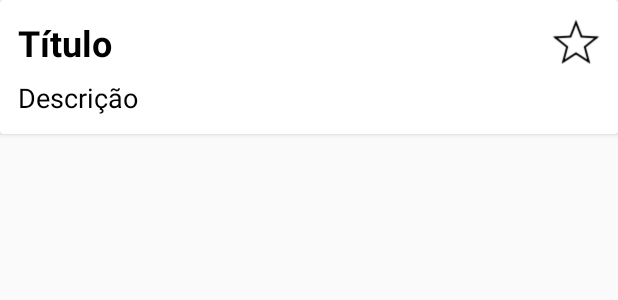
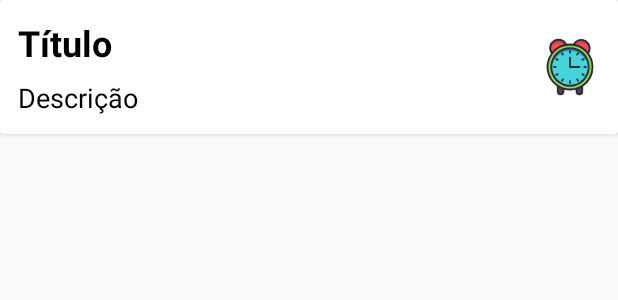
Before and after one commit to williamzabot/NotasColoridas, an Android app: the layout item_note.xml on its own in the app's theme, with its tools: preview values and no code run, on a phone screen of 412 x 824 dp. Shown: the top 300 px of the screen. Run offline under Robolectric (Android 15) with nearby library versions, the phone set to English and light mode, and no system bars.

Commit message:
versao 2

```diff
--- a/app/src/main/java/com/williamzabot/notascoloridas/data/db/entity/Note.kt
+++ b/app/src/main/java/com/williamzabot/notascoloridas/data/db/entity/Note.kt
@@ -12,6 +12,6 @@ data class Note(
     val id: Long = 0,
     val title: String,
     var description: String,
-    var favorite: Boolean = false,
-    var color: String
+    var color: String,
+    val date: String?
 ) : Parcelable
--- a/app/src/main/java/com/williamzabot/notascoloridas/repository/NoteRepository.kt
+++ b/app/src/main/java/com/williamzabot/notascoloridas/repository/NoteRepository.kt
@@ -4,9 +4,9 @@ import com.williamzabot.notascoloridas.data.db.entity.Note
 
 interface NoteRepository {
 
-    suspend fun insertNote(title : String, description : String, favorite : Boolean, color : String): Long
+    suspend fun insertNote(title : String, description : String, color : String, date : String?): Long
 
-    suspend fun updateNote(id: Long, title : String, description : String, favorite : Boolean, color : String)
+    suspend fun updateNote(id: Long, title : String, description : String, color : String, date : String?)
 
     suspend fun deleteNote(id: Long)
 
--- a/app/src/main/java/com/williamzabot/notascoloridas/ui/colors/ColorsAdapter.kt
+++ b/app/src/main/java/com/williamzabot/notascoloridas/ui/colors/ColorsAdapter.kt
@@ -4,11 +4,11 @@ import android.content.Context
 import android.view.LayoutInflater
 import android.view.View
 import android.view.ViewGroup
+import android.widget.Button
 import androidx.recyclerview.widget.RecyclerView
 import com.williamzabot.notascoloridas.R
 import com.williamzabot.notascoloridas.extensions.transformDrawable
 import com.williamzabot.notascoloridas.ui.colors.model.Color
-import kotlinx.android.synthetic.main.item_color.view.*
 
 class ColorsAdapter(
     private val colors: List<Color>,
@@ -31,7 +31,7 @@ class ColorsAdapter(
 
 
     inner class ColorViewHolder(itemView: View) : RecyclerView.ViewHolder(itemView) {
-        private val colorButton = itemView.color_button
+        private val colorButton = itemView.findViewById<Button>(R.id.color_button)
 
         fun bind(color: Color) {
             colorButton.background = transformDrawable(context, color.drawableCircle)
--- a/app/src/main/java/com/williamzabot/notascoloridas/ui/main/MainActivity.kt
+++ b/app/src/main/java/com/williamzabot/notascoloridas/ui/main/MainActivity.kt
@@ -2,22 +2,24 @@ package com.williamzabot.notascoloridas.ui.main
 
 import android.os.Bundle
 import androidx.appcompat.app.AppCompatActivity
+import androidx.appcompat.widget.Toolbar
 import androidx.navigation.NavController
 import androidx.navigation.fragment.NavHostFragment
 import androidx.navigation.ui.AppBarConfiguration
 import androidx.navigation.ui.navigateUp
 import androidx.navigation.ui.setupActionBarWithNavController
 import com.williamzabot.notascoloridas.R
-import kotlinx.android.synthetic.main.activity_main.*
 
 class MainActivity : AppCompatActivity() {
     private lateinit var navController: NavController
     private lateinit var appBarConfiguration: AppBarConfiguration
+    private lateinit var mAppToolbar: Toolbar
 
     override fun onCreate(savedInstanceState: Bundle?) {
         super.onCreate(savedInstanceState)
         setContentView(R.layout.activity_main)
-        setSupportActionBar(app_toolbar)
+        mAppToolbar = findViewById(R.id.app_toolbar)
+        setSupportActionBar(mAppToolbar)
         val navHost =
             supportFragmentManager.findFragmentById(R.id.fragment_container) as NavHostFragment
         navController = navHost.navController
--- /dev/null
+++ b/app/src/main/res/drawable/ic_clock.xml
@@ -0,0 +1,78 @@
+<vector xmlns:android="http://schemas.android.com/apk/res/android"
+    android:width="64dp"
+    android:height="64dp"
+    android:viewportWidth="64"
+    android:viewportHeight="64">
+  <path
+      android:pathData="M19,51h6a0,0 0,0 1,0 0v7a3,3 0,0 1,-3 3h0a3,3 0,0 1,-3 -3V51A0,0 0,0 1,19 51Z"
+      android:fillColor="#5c3b51"/>
+  <path
+      android:pathData="M39,51h6a0,0 0,0 1,0 0v7a3,3 0,0 1,-3 3h0a3,3 0,0 1,-3 -3V51A0,0 0,0 1,39 51Z"
+      android:fillColor="#5c3b51"/>
+  <path
+      android:pathData="M20,12m-9,0a9,9 0,1 1,18 0a9,9 0,1 1,-18 0"
+      android:fillColor="#f74b50"/>
+  <path
+      android:pathData="M20,6a9,9 0,0 1,8.87 7.5A9.29,9.29 0,0 0,29 12a9,9 0,0 0,-18 0,9.29 9.29,0 0,0 0.13,1.5A9,9 0,0 1,20 6Z"
+      android:fillColor="#d13f44"/>
+  <path
+      android:pathData="M44,12m-9,0a9,9 0,1 1,18 0a9,9 0,1 1,-18 0"
+      android:fillColor="#f74b50"/>
+  <path
+      android:pathData="M44,6a9,9 0,0 1,8.87 7.5A9.29,9.29 0,0 0,53 12a9,9 0,0 0,-18 0,9.29 9.29,0 0,0 0.13,1.5A9,9 0,0 1,44 6Z"
+      android:fillColor="#d13f44"/>
+  <path
+      android:pathData="M32,32m-24,0a24,24 0,1 1,48 0a24,24 0,1 1,-48 0"
+      android:fillColor="#8bd94f"/>
+  <path
+      android:pathData="M32,32m-20,0a20,20 0,1 1,40 0a20,20 0,1 1,-40 0"
+      android:fillColor="#45d4d9"/>
+  <path
+      android:pathData="M32,15A20,20 0,0 1,51.92 33.5c0,-0.5 0.08,-1 0.08,-1.5a20,20 0,0 0,-40 0c0,0.51 0,1 0.08,1.5A20,20 0,0 1,32 15Z"
+      android:fillColor="#2d95b5"/>
+  <path
+      android:pathData="M57,32a24.89,24.89 0,0 0,-4.65 -14.5A9.9,9.9 0,0 0,54 12,10 10,0 0,0 35.25,7.22a24.12,24.12 0,0 0,-6.5 0A10,10 0,1 0,11.65 17.5,25 25,0 0,0 18,52.7L18,58a4,4 0,0 0,8 0L26,56.27a25,25 0,0 0,12 0L38,58a4,4 0,0 0,8 0L46,52.7A25,25 0,0 0,57 32ZM44,4a8,8 0,0 1,8 8,7.82 7.82,0 0,1 -1,3.81A25.05,25.05 0,0 0,37.35 7.58,8 8,0 0,1 44,4ZM12,12A8,8 0,0 1,26.65 7.58,25.05 25.05,0 0,0 13,15.81 7.82,7.82 0,0 1,12 12ZM24,58a2,2 0,0 1,-4 0L20,53.92a24.64,24.64 0,0 0,4 1.76ZM44,58a2,2 0,0 1,-4 0L40,55.68a24.64,24.64 0,0 0,4 -1.76ZM32,55A23,23 0,1 1,55 32,23 23,0 0,1 32,55Z"
+      android:fillColor="#2c2a3d"/>
+  <path
+      android:pathData="M32,11A21,21 0,1 0,53 32,21 21,0 0,0 32,11ZM32,51A19,19 0,1 1,51 32,19 19,0 0,1 32,51Z"
+      android:fillColor="#2c2a3d"/>
+  <path
+      android:pathData="M42,31H33V22a1,1 0,0 0,-2 0V32a1,1 0,0 0,1 1H42a1,1 0,0 0,0 -2Z"
+      android:fillColor="#2c2a3d"/>
+  <path
+      android:pathData="M32,17.74a1,1 0,0 0,1 -1V15a1,1 0,0 0,-2 0v1.74A1,1 0,0 0,32 17.74Z"
+      android:fillColor="#2c2a3d"/>
+  <path
+      android:pathData="M32,46.26a1,1 0,0 0,-1 1V49a1,1 0,0 0,2 0V47.26A1,1 0,0 0,32 46.26Z"
+      android:fillColor="#2c2a3d"/>
+  <path
+      android:pathData="M24.37,16.78a1,1 0,0 0,-1.74 1l0.88,1.51a1,1 0,0 0,0.86 0.5,1 1,0 0,0 0.5,-0.14 1,1 0,0 0,0.37 -1.36Z"
+      android:fillColor="#2c2a3d"/>
+  <path
+      android:pathData="M40.49,44.71a1,1 0,0 0,-1.73 1l0.87,1.51a1,1 0,0 0,1.74 -1Z"
+      android:fillColor="#2c2a3d"/>
+  <path
+      android:pathData="M19.29,23.51l-1.51,-0.88a1,1 0,0 0,-1 1.74l1.51,0.87a1,1 0,0 0,1 -1.73Z"
+      android:fillColor="#2c2a3d"/>
+  <path
+      android:pathData="M47.22,39.63l-1.51,-0.87a1,1 0,0 0,-1.36 0.37,1 1,0 0,0 0.36,1.36l1.51,0.88a1,1 0,1 0,1 -1.74Z"
+      android:fillColor="#2c2a3d"/>
+  <path
+      android:pathData="M17.74,32a1,1 0,0 0,-1 -1H15a1,1 0,0 0,0 2h1.74A1,1 0,0 0,17.74 32Z"
+      android:fillColor="#2c2a3d"/>
+  <path
+      android:pathData="M49,31H47.26a1,1 0,1 0,0 2H49a1,1 0,0 0,0 -2Z"
+      android:fillColor="#2c2a3d"/>
+  <path
+      android:pathData="M18.29,38.76l-1.51,0.87a1,1 0,0 0,1 1.74l1.51,-0.88a1,1 0,0 0,0.36 -1.36A1,1 0,0 0,18.29 38.76Z"
+      android:fillColor="#2c2a3d"/>
+  <path
+      android:pathData="M45.21,25.37a1,1 0,0 0,0.5 -0.13l1.51,-0.87a1,1 0,0 0,-1 -1.74l-1.51,0.88a1,1 0,0 0,0.5 1.86Z"
+      android:fillColor="#2c2a3d"/>
+  <path
+      android:pathData="M24.87,44.35a1,1 0,0 0,-1.36 0.36l-0.88,1.51a1,1 0,0 0,1.74 1l0.87,-1.51A1,1 0,0 0,24.87 44.35Z"
+      android:fillColor="#2c2a3d"/>
+  <path
+      android:pathData="M39.13,19.65a1,1 0,0 0,0.5 0.14,1 1,0 0,0 0.86,-0.5l0.88,-1.51a1,1 0,1 0,-1.74 -1l-0.87,1.51A1,1 0,0 0,39.13 19.65Z"
+      android:fillColor="#2c2a3d"/>
+</vector>
--- a/app/src/main/res/layout/item_note.xml
+++ b/app/src/main/res/layout/item_note.xml
@@ -15,13 +15,14 @@
             android:id="@+id/item_note_title"
             android:layout_width="0dp"
             android:layout_height="wrap_content"
+            android:layout_marginEnd="10dp"
+            android:contentDescription="@string/note_title"
             android:maxLines="2"
+            android:textColor="@android:color/background_dark"
             android:textSize="24sp"
-            android:contentDescription="@string/note_title"
-            android:textColor="@android:color/background_dark"
             android:textStyle="bold"
+            app:layout_constraintEnd_toStartOf="@id/icon_clock"
             app:layout_constraintStart_toStartOf="parent"
-            app:layout_constraintEnd_toStartOf="@id/favorite_star"
             app:layout_constraintTop_toTopOf="parent"
             tools:text="Título" />
 
@@ -30,24 +31,26 @@
             android:layout_width="0dp"
             android:layout_height="wrap_content"
             android:layout_marginTop="8dp"
+            android:layout_marginEnd="10dp"
             android:contentDescription="@string/note_description"
             android:maxLines="4"
+            android:textColor="@android:color/background_dark"
             android:textSize="18sp"
-            android:textColor="@android:color/background_dark"
-            app:layout_constraintEnd_toEndOf="parent"
+            app:layout_constraintEnd_toStartOf="@id/icon_clock"
             app:layout_constraintStart_toStartOf="@+id/item_note_title"
             app:layout_constraintTop_toBottomOf="@id/item_note_title"
             tools:text="Descrição" />
 
         <ImageView
-            android:id="@+id/favorite_star"
-            android:layout_width="32dp"
-            android:layout_height="32dp"
-            android:contentDescription="@string/estrela_para_favoritar_ou_desfavoritar_nota"
-            app:layout_constraintBottom_toBottomOf="@id/item_note_title"
+            android:id="@+id/icon_clock"
+            android:layout_width="40dp"
+            android:layout_height="40dp"
+            android:visibility="gone"
+            app:layout_constraintBottom_toBottomOf="parent"
             app:layout_constraintEnd_toEndOf="parent"
-            app:srcCompat="@drawable/blackstar"
-            />
+            app:layout_constraintTop_toTopOf="parent"
+            app:srcCompat="@drawable/ic_clock"
+            tools:visibility="visible" />
 
     </androidx.constraintlayout.widget.ConstraintLayout>
 
--- a/app/src/main/res/values/strings.xml
+++ b/app/src/main/res/values/strings.xml
@@ -16,7 +16,6 @@
     <string name="staggered">Staggered</string>
     <string name="note_title">título da nota</string>
     <string name="note_description">descrição da nota</string>
-    <string name="estrela_para_favoritar_ou_desfavoritar_nota">estrela para favoritar ou desfavoritar nota</string>
     <string name="color_change">botão de escolha de cor da nota</string>
 
 </resources>
--- a/build.gradle
+++ b/build.gradle
@@ -1,6 +1,6 @@
 // Top-level build file where you can add configuration options common to all sub-projects/modules.
 buildscript {
-    ext.kotlin_version = "1.3.72"
+    ext.kotlin_version = "1.4.20"
     repositories {
         google()
         jcenter()
```
Also changed, not shown: app/build.gradle (+2 -6 lines), app/src/main/java/com/williamzabot/notascoloridas/data/AppDatabase.kt (+5 -3 lines), app/src/main/java/com/williamzabot/notascoloridas/repository/NoteRepositoryImpl.kt (+7 -7 lines), app/src/main/java/com/williamzabot/notascoloridas/ui/note/NoteFragment.kt (+28 -14 lines), app/src/main/java/com/williamzabot/notascoloridas/ui/note/NoteViewModel.kt (+10 -10 lines), app/src/main/java/com/williamzabot/notascoloridas/ui/noteslist/NoteAdapter.kt (added, +59 -0 lines), app/src/main/java/com/williamzabot/notascoloridas/ui/noteslist/NotesListFragment.kt (+21 -152 lines), app/src/main/java/com/williamzabot/notascoloridas/ui/noteslist/NotesListViewModel.kt (+0 -15 lines), app/src/main/res/layout/item_header.xml (deleted, +0 -19 lines), app/src/main/res/drawable/blackstar.png (deleted), app/src/main/res/drawable/yellowstar.png (deleted).
